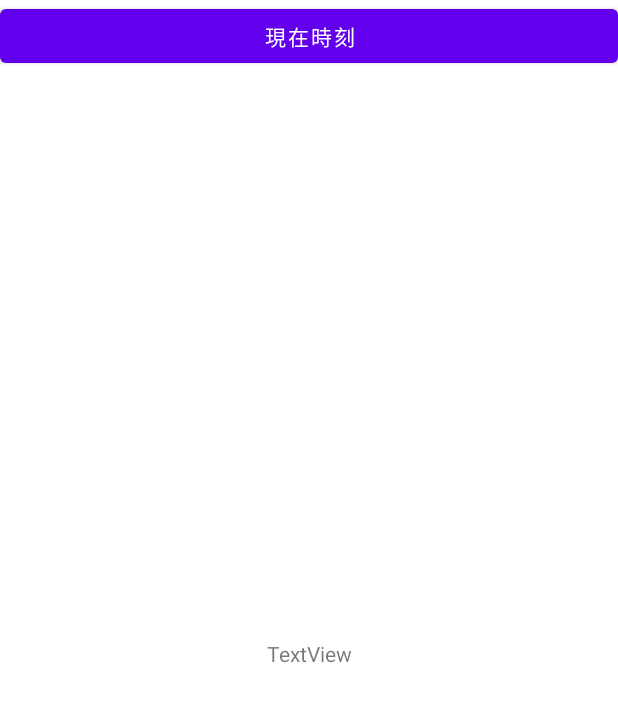
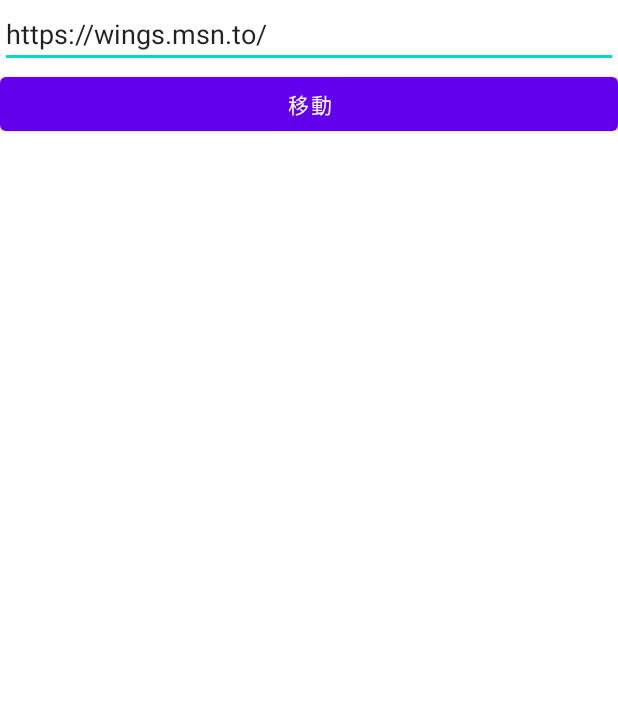
Before and after one commit to yamami-2624/Hello_demo, an Android app: the layout activity_main.xml on its own in the app's theme, with its tools: preview values and no code run, on a phone screen of 412 x 824 dp. Shown: the top 702 px of the screen. Run offline under Robolectric (Android 15) with nearby library versions, the phone set to English and light mode, and no system bars.

```diff
--- /dev/null
+++ b/app/src/main/java/SubActivity.java
@@ -0,0 +1,2 @@
+public class SubActivity {
+}
--- a/app/src/main/res/layout/activity_main.xml
+++ b/app/src/main/res/layout/activity_main.xml
@@ -1,20 +1,50 @@
 <?xml version="1.0" encoding="utf-8"?>
 <LinearLayout xmlns:android="http://schemas.android.com/apk/res/android"
-    android:orientation="vertical" android:layout_width="match_parent"
-    android:layout_height="match_parent">
+    android:layout_width="match_parent"
+    android:layout_height="match_parent"
+    android:orientation="vertical">
+
+    <EditText
+        android:id="@+id/txtKeywd"
+        android:layout_width="match_parent"
+        android:layout_height="wrap_content"
+        android:text="https://wings.msn.to/" />
+
+    <!--<EditText
+        android:id="@+id/txtKeywd"
+        android:layout_width="match_parent"
+        android:layout_height="wrap_content"
+        android:inputType="phone"
+        android:text="tel:03-000-0000">
+    </EditText>-->
+
+    <!--<EditText
+        android:id="@+id/txtKeywd"
+        android:layout_width="match_parent"
+        android:layout_height="wrap_content"
+        android:text="content://contacts/people/1">
+    </EditText>-->
+
+    <!--<EditText
+        android:id="@+id/txtKeywd"
+        android:layout_width="match_parent"
+        android:layout_height="wrap_content"
+        android:inputType="textEmailAddress"
+        android:text="mailto:taro@example.com">
+    </EditText>-->
+
+    <!--<EditText
+        android:id="@+id/txtKeywd"
+        android:layout_width="match_parent"
+        android:layout_height="wrap_content"
+        android:text="WINGSプロジェクト">
+    </EditText>-->
 
     <Button
-        android:id="@+id/btnCurrent"
+        android:id="@+id/btnSend"
         android:layout_width="match_parent"
         android:layout_height="wrap_content"
-        android:onClick="btnCurrent_onClick"
-        android:text="@string/btnCurrent" />
-
-    <TextView
-        android:id="@+id/txtResult"
-        android:layout_width="match_parent"
-        android:layout_height="match_parent"
-        android:gravity="center"
-        android:text="TextView" />
+        android:onClick="btnSend_onClick"
+        android:text="移動" />
 
 </LinearLayout>
```
Also changed, not shown: app/src/main/AndroidManifest.xml (+6 -1 lines), app/src/main/java/to/msn/wings/hello/MainActivity.java (+18 -11 lines), app/src/main/java/to/msn/wings/hello/SubActivity.java (added, +89 -0 lines), app/src/main/res/layout/activity_sub.xml (added, +19 -0 lines).
